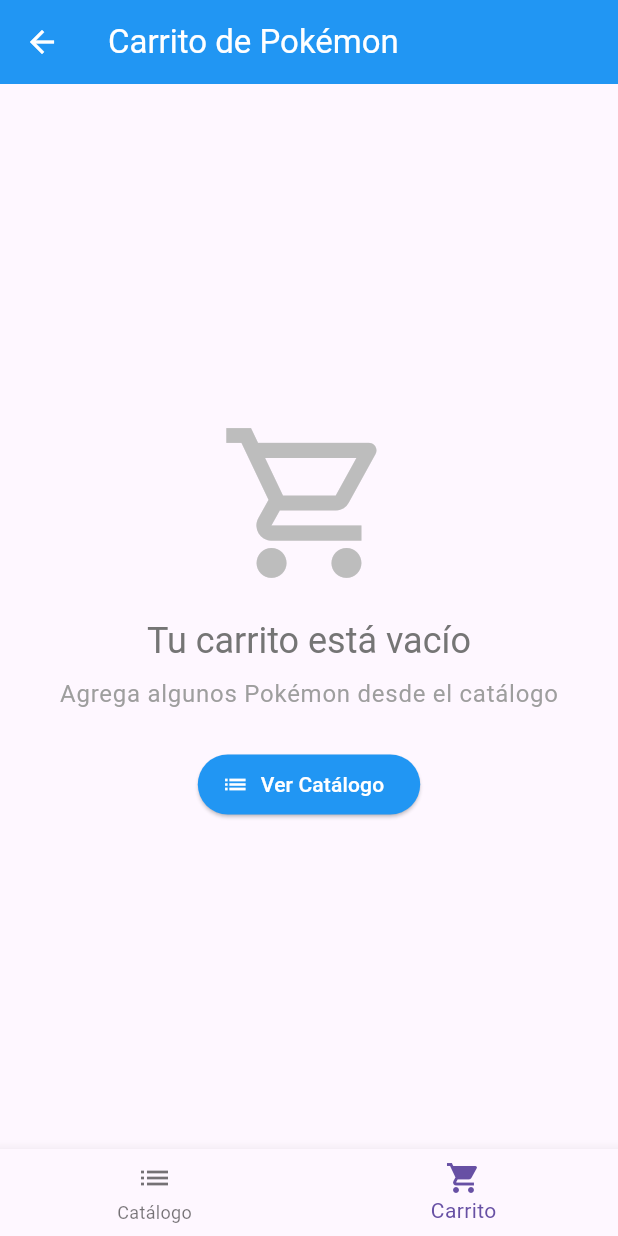
After one commit to jonathanvrag/pokemon_cart_app, a Flutter app: the MainPage screen opened directly, item 2 of the bottom bar chosen, on a phone screen of 412 x 824 dp. The commit adds this screen. Run offline on Flutter 3.47's test engine with Material 3 defaults, Android fonts, the phone set to English and light mode, and no system bars; our stand-ins replace cached_network_image, dio, equatable, flutter_bloc, geocoding, geolocator and 3 more; accounts and stored records are empty; network calls fail.

Commit message:
feat(stories-2.1-2.2,): implementar persistencia offline con Hive y CartBloc
- Integración completa de Hive para almacenamiento local
- CartBloc actualizado con eventos Add/Remove/Load
- Persistencia automática de CartItems con metadatos
- Estados de loading y error handling robustos
- Compatibilidad offline-first funcionando correctamente
- Base sólida para implementar UI del carrito

```diff
--- a/lib/domain/entities/cart_item.dart
+++ b/lib/domain/entities/cart_item.dart
@@ -1,16 +1,39 @@
 import 'package:equatable/equatable.dart';
+import 'package:hive/hive.dart';
 import 'pokemon.dart';
 
+part 'cart_item.g.dart';
+
+@HiveType(typeId: 0)
 class CartItem extends Equatable {
-  final Pokemon pokemon;
+  @HiveField(0)
+  final String pokemonName;
+
+  @HiveField(1)
+  final String pokemonUrl;
+
+  @HiveField(2)
+  final String imageUrl;
+
+  @HiveField(3)
   final double simulatedPrice;
+
+  @HiveField(4)
   final DateTime captureTime;
+
+  @HiveField(5)
   final double? latitude;
+
+  @HiveField(6)
   final double? longitude;
+
+  @HiveField(7)
   final String? locationName;
 
   const CartItem({
-    required this.pokemon,
+    required this.pokemonName,
+    required this.pokemonUrl,
+    required this.imageUrl,
     required this.simulatedPrice,
     required this.captureTime,
     this.latitude,
@@ -18,27 +41,31 @@
     this.locationName,
   });
 
-  CartItem copyWith({
-    Pokemon? pokemon,
-    double? simulatedPrice,
-    DateTime? captureTime,
+  factory CartItem.fromPokemon({
+    required Pokemon pokemon,
+    required double simulatedPrice,
+    required DateTime captureTime,
     double? latitude,
     double? longitude,
     String? locationName,
   }) {
     return CartItem(
-      pokemon: pokemon ?? this.pokemon,
-      simulatedPrice: simulatedPrice ?? this.simulatedPrice,
-      captureTime: captureTime ?? this.captureTime,
-      latitude: latitude ?? this.latitude,
-      longitude: longitude ?? this.longitude,
-      locationName: locationName ?? this.locationName,
+      pokemonName: pokemon.name,
+      pokemonUrl: pokemon.url,
+      imageUrl: pokemon.imageUrl,
+      simulatedPrice: simulatedPrice,
+      captureTime: captureTime,
+      latitude: latitude,
+      longitude: longitude,
+      locationName: locationName,
     );
   }
 
   @override
   List<Object?> get props => [
-    pokemon,
+    pokemonName,
+    pokemonUrl,
+    imageUrl,
     simulatedPrice,
     captureTime,
     latitude,
--- a/lib/presentation/bloc/cart/cart_event.dart
+++ b/lib/presentation/bloc/cart/cart_event.dart
@@ -29,3 +29,7 @@
 class LoadCart extends CartEvent {
   const LoadCart();
 }
+
+class ClearCart extends CartEvent {
+  const ClearCart();
+}
--- /dev/null
+++ b/lib/presentation/pages/cart_page.dart
@@ -0,0 +1,226 @@
+import 'package:flutter/material.dart';
+import 'package:flutter_bloc/flutter_bloc.dart';
+import 'package:cached_network_image/cached_network_image.dart';
+import '../bloc/cart/cart_bloc.dart';
+import '../bloc/cart/cart_event.dart';
+import '../bloc/cart/cart_state.dart';
+import '../widgets/cart_item_card.dart';
+
+class CartPage extends StatelessWidget {
+  const CartPage({super.key});
+
+  @override
+  Widget build(BuildContext context) {
+    return Scaffold(
+      appBar: AppBar(
+        title: const Text('Carrito de Pokémon'),
+        backgroundColor: Colors.blue,
+        foregroundColor: Colors.white,
+        actions: [
+          BlocBuilder<CartBloc, CartState>(
+            builder: (context, state) {
+              if (state is CartLoaded && state.items.isNotEmpty) {
+                return IconButton(
+                  icon: const Icon(Icons.delete_sweep),
+                  onPressed: () {
+                    _showClearCartDialog(context);
+                  },
+                  tooltip: 'Limpiar carrito',
+                );
+              }
+              return const SizedBox();
+            },
+          ),
+        ],
+      ),
+      body: BlocBuilder<CartBloc, CartState>(
+        builder: (context, state) {
+          if (state is CartInitial || state is CartLoading) {
+            return const Center(child: CircularProgressIndicator());
+          }
+
+          if (state is CartError) {
+            return Center(
+              child: Column(
+                mainAxisAlignment: MainAxisAlignment.center,
+                children: [
+                  const Icon(Icons.error, size: 64, color: Colors.red),
+                  const SizedBox(height: 16),
+                  Text(
+                    state.message,
+                    textAlign: TextAlign.center,
+                    style: Theme.of(context).textTheme.bodyLarge,
+                  ),
+                  const SizedBox(height: 16),
+                  ElevatedButton(
+                    onPressed: () {
+                      context.read<CartBloc>().add(const LoadCart());
+                    },
+                    child: const Text('Reintentar'),
+                  ),
+                ],
+              ),
+            );
+          }
+
+          if (state is CartLoaded) {
+            if (state.items.isEmpty) {
+              return _buildEmptyCart(context);
+            }
+
+            return Column(
+              children: [
+                // Resumen del carrito
+                Container(
+                  width: double.infinity,
+                  padding: const EdgeInsets.all(16),
+                  decoration: BoxDecoration(
+                    color: Colors.blue.shade50,
+                    borderRadius: const BorderRadius.only(
+                      bottomLeft: Radius.circular(16),
+                      bottomRight: Radius.circular(16),
+                    ),
+                  ),
+                  child: Column(
+                    children: [
+                      Row(
+                        mainAxisAlignment: MainAxisAlignment.spaceBetween,
+                        children: [
+                          Text(
+                            'Total de Pokémon:',
+                            style: Theme.of(context).textTheme.titleMedium,
+                          ),
+                          Text(
+                            '${state.totalItems}',
+                            style: Theme.of(context).textTheme.titleMedium?.copyWith(
+                              fontWeight: FontWeight.bold,
+                              color: Colors.blue,
+                            ),
+                          ),
+                        ],
+                      ),
+                      const SizedBox(height: 8),
+                      Row(
+                        mainAxisAlignment: MainAxisAlignment.spaceBetween,
+                        children: [
+                          Text(
+                            'Precio Total:',
+                            style: Theme.of(context).textTheme.titleLarge?.copyWith(
+                              fontWeight: FontWeight.bold,
+                            ),
+                          ),
+                          Text(
+                            '\$${state.totalPrice.toStringAsFixed(2)}',
+                            style: Theme.of(context).textTheme.titleLarge?.copyWith(
+                              fontWeight: FontWeight.bold,
+                              color: Colors.green,
+                            ),
+                          ),
+                        ],
+                      ),
+                    ],
+                  ),
+                ),
+
+                // Lista de ítems
+                Expanded(
+                  child: ListView.builder(
+                    padding: const EdgeInsets.all(8),
+                    itemCount: state.items.length,
+                    itemBuilder: (context, index) {
+                      final item = state.items[index];
+                      return CartItemCard(
+                        cartItem: item,
+                        onRemove: () {
+                          context.read<CartBloc>().add(
+                            RemovePokemonFromCart(pokemonName: item.pokemonName),
+                          );
+                        },
+                      );
+                    },
+                  ),
+                ),
+              ],
+            );
+          }
+
+          return const Center(child: Text('Estado desconocido'));
+        },
+      ),
+    );
+  }
+
+  Widget _buildEmptyCart(BuildContext context) {
+    return Center(
+      child: Column(
+        mainAxisAlignment: MainAxisAlignment.center,
+        children: [
+          Icon(
+            Icons.shopping_cart_outlined,
+            size: 120,
+            color: Colors.grey.shade400,
+          ),
+          const SizedBox(height: 16),
+          Text(
+            'Tu carrito está vacío',
+            style: Theme.of(context).textTheme.headlineSmall?.copyWith(
+              color: Colors.grey.shade600,
+            ),
+          ),
+          const SizedBox(height: 8),
+          Text(
+            'Agrega algunos Pokémon desde el catálogo',
+            style: Theme.of(context).textTheme.bodyLarge?.copyWith(
+              color: Colors.grey.shade500,
+            ),
+          ),
+          const SizedBox(height: 24),
+          ElevatedButton.icon(
+            onPressed: () {
+              // Navegar al catálogo (cambiar tab)
+              final mainPageState = context.findAncestorStateOfType<State<StatefulWidget>>();
+              if (mainPageState != null) {
+                // Esto es un hack, mejor usar un callback o state management
+                // Por simplicidad, solo mostramos el botón
+              }
+            },
+            icon: const Icon(Icons.list),
+            label: const Text('Ver Catálogo'),
+            style: ElevatedButton.styleFrom(
+              backgroundColor: Colors.blue,
+              foregroundColor: Colors.white,
+            ),
+          ),
+        ],
+      ),
+    );
+  }
+
+  void _showClearCartDialog(BuildContext context) {
+    showDialog(
+      context: context,
+      builder: (BuildContext context) {
+        return AlertDialog(
+          title: const Text('Limpiar Carrito'),
+          content: const Text('¿Estás seguro de que quieres eliminar todos los Pokémon del carrito?'),
+          actions: [
+            TextButton(
+              onPressed: () {
+                Navigator.of(context).pop();
+              },
+              child: const Text('Cancelar'),
+            ),
+            TextButton(
+              onPressed: () {
+                context.read<CartBloc>().add(const ClearCart());
+                Navigator.of(context).pop();
+              },
+              style: TextButton.styleFrom(foregroundColor: Colors.red),
+              child: const Text('Limpiar'),
+            ),
+          ],
+        );
+      },
+    );
+  }
+}
--- /dev/null
+++ b/lib/presentation/pages/main_page.dart
@@ -0,0 +1,83 @@
+import 'package:flutter/material.dart';
+import 'package:flutter_bloc/flutter_bloc.dart';
+import '../bloc/cart/cart_bloc.dart';
+import '../bloc/cart/cart_state.dart';
+import 'catalog_page.dart';
+import 'cart_page.dart';
+
+class MainPage extends StatefulWidget {
+  const MainPage({super.key});
+
+  @override
+  State<MainPage> createState() => _MainPageState();
+}
+
+class _MainPageState extends State<MainPage> {
+  int _selectedIndex = 0;
+
+  final List<Widget> _pages = [const CatalogPage(), const CartPage()];
+
+  void _onItemTapped(int index) {
+    setState(() {
+      _selectedIndex = index;
+    });
+  }
+
+  @override
+  Widget build(BuildContext context) {
+    return Scaffold(
+      body: _pages[_selectedIndex],
+      bottomNavigationBar: BlocBuilder<CartBloc, CartState>(
+        builder: (context, state) {
+          int cartItemCount = 0;
+          if (state is CartLoaded) {
+            cartItemCount = state.totalItems;
+          }
+
+          return BottomNavigationBar(
+            currentIndex: _selectedIndex,
+            onTap: _onItemTapped,
+            items: [
+              const BottomNavigationBarItem(
+                icon: Icon(Icons.list),
+                label: 'Catálogo',
+              ),
+              BottomNavigationBarItem(
+                icon: Stack(
+                  children: [
+                    const Icon(Icons.shopping_cart),
+                    if (cartItemCount > 0)
+                      Positioned(
+                        right: 0,
+                        top: 0,
+                        child: Container(
+                          padding: const EdgeInsets.all(2),
+                          decoration: BoxDecoration(
+                            color: Colors.red,
+                            borderRadius: BorderRadius.circular(10),
+                          ),
+                          constraints: const BoxConstraints(
+                            minWidth: 16,
+                            minHeight: 16,
+                          ),
+                          child: Text(
+                            '$cartItemCount',
+                            style: const TextStyle(
+                              color: Colors.white,
+                              fontSize: 12,
+                            ),
+                            textAlign: TextAlign.center,
+                          ),
+                        ),
+                      ),
+                  ],
+                ),
+                label: 'Carrito',
+              ),
+            ],
+          );
+        },
+      ),
+    );
+  }
+}
--- a/pubspec.yaml
+++ b/pubspec.yaml
@@ -68,6 +68,10 @@
   # rules and activating additional ones.
   flutter_lints: ^5.0.0
 
+  # Hive Code Generation
+  hive_generator: ^2.0.1
+  build_runner: ^2.4.7
+
 # For information on the generic Dart part of this file, see the
 # following page: https://dart.dev/tools/pub/pubspec
 
```
Also changed, not shown: lib/main.dart (+12 -1 lines), lib/presentation/bloc/cart/cart_bloc.dart (+42 -19 lines), lib/presentation/widgets/cart_item_card.dart (added, +164 -0 lines), lib/domain/entities/cart_item.g.dart (added), pubspec.lock.
